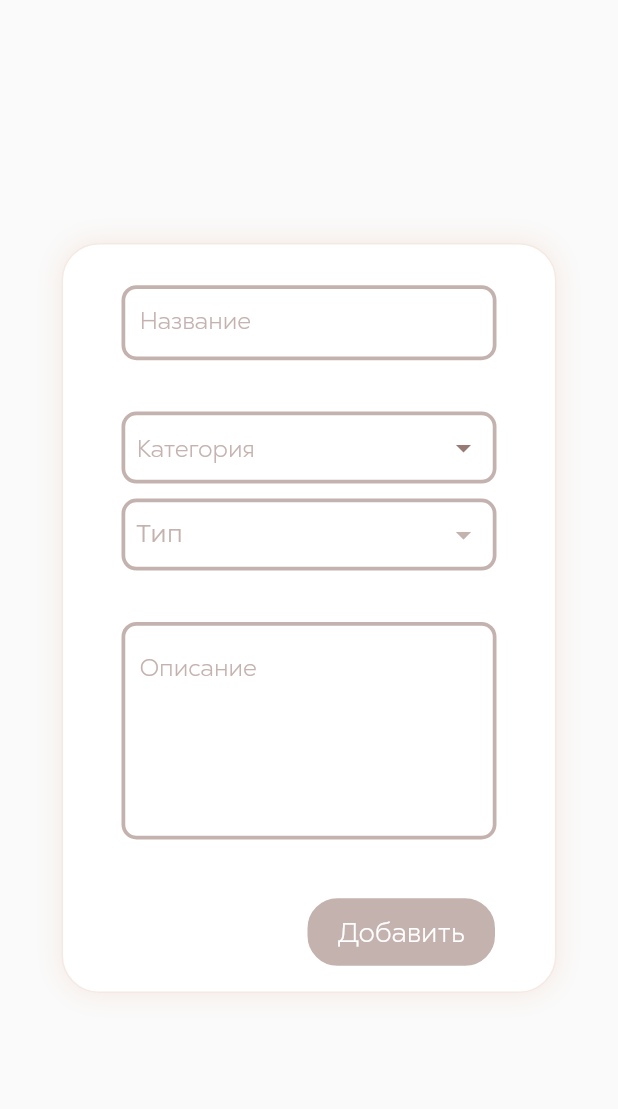
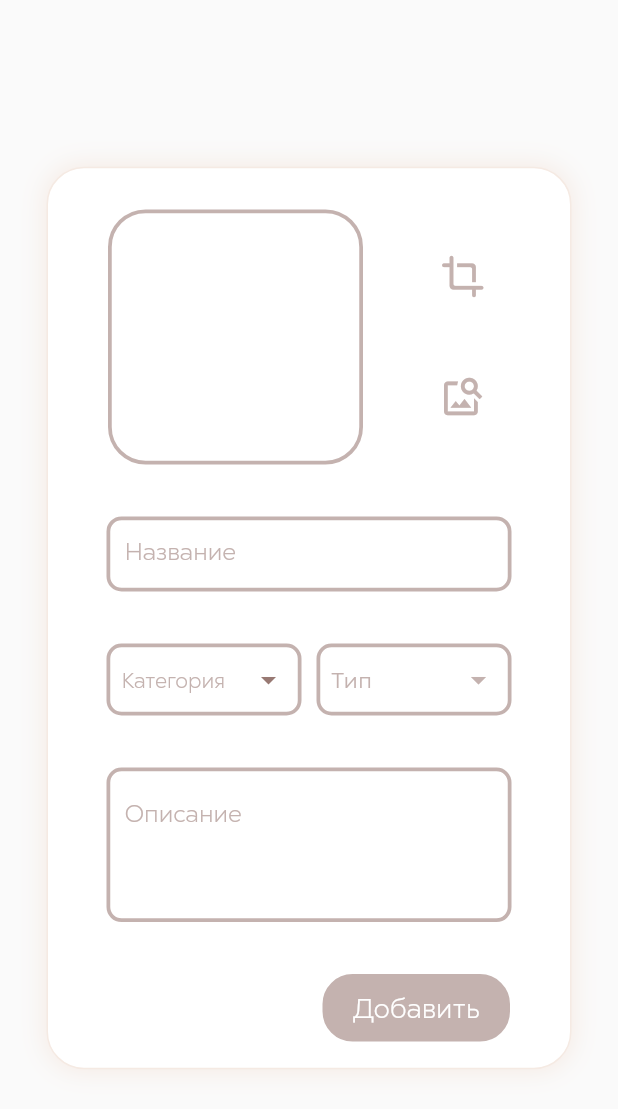
Before and after one commit to Loumber/Clothes, a Flutter app: the AddClothesPage widget shown alone on an empty page, opened directly, on a phone screen of 412 x 824 dp. Shown: the top 1109 px of the screen. Run offline on Flutter 3.47's test engine with Material 2 defaults, Android fonts, the phone set to English and light mode, and no system bars; our stand-ins replace bloc, drift, equatable, flutter_bloc, geolocator, image_cropper and 2 more; accounts and stored records are empty; generated files the repository leaves out were written again; project files that could hold a hidden picture were left out.

Commit message:
добавила загрузку фотографий

```diff
--- a/lib/DropdownCategories.dart
+++ b/lib/DropdownCategories.dart
@@ -25,9 +25,11 @@ class DropdownCategoriesState extends State<DropdownCategories>{
   Widget build(BuildContext context) {
     // TODO: implement build
     return Container(
-        child: Column(
+        child: Row(
           children: [
-            DecoratedBox(
+            Container(
+              width: 130,
+              child: DecoratedBox(
                 decoration: BoxDecoration(
                   color: Colors.white,
                   borderRadius: BorderRadius.circular(10.0),
@@ -40,7 +42,7 @@ class DropdownCategoriesState extends State<DropdownCategories>{
                       iconEnabledColor: CustomColors.dark_brown_tint,
                       dropdownColor: Colors.white,
                       focusColor: CustomColors.dark_brown_tint2,
-                    hint: Text('Категория', style: TextStyle(fontFamily: 'Nexa',fontSize: 16, color: CustomColors.dark_brown_tint2),),
+                      hint: Text('Категория', style: TextStyle(fontFamily: 'Nexa',fontSize: 14, color: CustomColors.dark_brown_tint2),),
                       value: selectedCategory,
                       isExpanded: true,
                       style: TextStyle(fontSize: 16, color: CustomColors.dark_brown_tint2),
@@ -73,10 +75,13 @@ class DropdownCategoriesState extends State<DropdownCategories>{
                   ),
                 ),
               ),
+            ),
 
-            SizedBox(height: 10,),
+            SizedBox(width: 10,),
 
-            DecoratedBox(
+            Container(
+              width: 130,
+              child: DecoratedBox(
                 decoration: BoxDecoration(
                     color: Colors.white,
                     borderRadius: BorderRadius.circular(10.0),
@@ -91,7 +96,7 @@ class DropdownCategoriesState extends State<DropdownCategories>{
                       dropdownColor: Colors.white,
                       style: TextStyle(fontSize: 16, fontFamily: 'Nexa', color: CustomColors.dark_brown_tint2),
                       focusColor: CustomColors.dark_coffee_clr,
-                    hint: Text('Тип', style: TextStyle(fontSize: 16, fontFamily: 'Montserrat', color: CustomColors.dark_brown_tint2),),
+                      hint: Text('Тип', style: TextStyle(fontSize: 14, fontFamily: 'Montserrat', color: CustomColors.dark_brown_tint2),),
                       value: selectedType,
                       isExpanded: true,
                       items: types.map((String value) {
@@ -105,6 +110,7 @@ class DropdownCategoriesState extends State<DropdownCategories>{
                           selectedType = type;
                         });
                       },
+                    ),
                   ),
                 ),
               ),
--- /dev/null
+++ b/lib/ImageCapture.dart
@@ -0,0 +1,131 @@
+
+import 'dart:io';
+import 'package:clothes/CustomColors.dart';
+import 'package:flutter/material.dart';
+import 'package:image_cropper/image_cropper.dart';
+import 'package:image_picker/image_picker.dart';
+
+class ImageCapture extends StatefulWidget {
+  ImageCapture(Key key) : super(key: key);
+  @override
+  createState() => ImageCaptureState();
+}
+
+class ImageCaptureState extends State<ImageCapture> {
+  /// Active image file
+  File? imageFile;
+
+  /// Cropper plugin
+  Future<void> _cropImage() async {
+    File? cropped = await ImageCropper().cropImage(
+        aspectRatio: CropAspectRatio(ratioX: 1.0, ratioY: 1.0),
+        sourcePath: imageFile!.path,
+        androidUiSettings: AndroidUiSettings(
+
+            toolbarColor: CustomColors.light_coffee_clr,
+            backgroundColor: CustomColors.light_coffee_tint,
+            toolbarWidgetColor: CustomColors.dark_brown_tint,
+            activeControlsWidgetColor: CustomColors.dark_brown_tint,
+            statusBarColor: CustomColors.light_coffee_clr,
+            dimmedLayerColor: CustomColors.light_coffee_tint,
+            cropFrameColor: CustomColors.light_coffee_clr,
+            toolbarTitle: 'Кадрирование'
+        ),
+    );
+
+    setState(() {
+      if (cropped != null) {
+        imageFile = cropped;
+      }
+    });
+  }
+
+  /// Select an image via gallery or camera
+  Future<void> _pickImage(ImageSource source) async {
+    File selected = File((await ImagePicker().getImage(source: source))!.path);
+
+    setState(() {
+      imageFile = selected;
+    });
+
+  }
+
+  /// Remove image
+  void _clear() {
+    setState(() => imageFile = null);
+  }
+
+  Widget _getWidget() {
+    if (imageFile != null) {
+      return Container(
+        height: 170,
+        width: 170,
+        decoration: BoxDecoration(
+          borderRadius: BorderRadius.circular(22.0),
+          image: DecorationImage(image: FileImage(imageFile!),
+              fit: BoxFit.cover
+          ),
+        ),
+          child: GestureDetector(
+            onTap: () {
+              _pickImage(ImageSource.gallery);
+            },
+          ),
+      );
+    } else {
+      return Container(
+      );
+    }
+  }
+
+  @override
+  Widget build(BuildContext context) {
+    return Padding(
+      padding: const EdgeInsets.fromLTRB(40,0,0, 0),
+      child: Row(
+        mainAxisAlignment: MainAxisAlignment.spaceBetween,
+        children: [
+          Container(
+            child: Container(
+              height: 170,
+              width: 170,
+              decoration: BoxDecoration(
+                borderRadius: BorderRadius.circular(25.0),
+                border: Border.all(color: CustomColors.dark_brown_tint2,width: 2.5, ),
+              ),
+              child: _getWidget(),
+
+            ),
+          ),
+          Column(
+            mainAxisAlignment: MainAxisAlignment.spaceBetween,
+            children: [
+              Container(
+                child: GestureDetector(
+                  onTap: () {
+                    if (imageFile != null) {
+                      _cropImage();
+                    }
+                  },
+                  child: Icon(Icons.crop_rounded,color: CustomColors.dark_brown_tint2, size: 30,),
+                ),
+              ),
+              SizedBox(height: 50,),
+              Container(
+                child: GestureDetector(
+                  onTap: () {
+                    _pickImage(ImageSource.gallery);
+                  },
+                  child: Icon(Icons.image_search, color: CustomColors.dark_brown_tint2, size: 30,),
+                ),
+              )
+            ],
+          ),
+          SizedBox(width: 5,),
+
+
+        ],
+      ),
+    );
+  }
+}
--- a/lib/pages/AddClothesPage.dart
+++ b/lib/pages/AddClothesPage.dart
@@ -1,5 +1,6 @@
 
 import 'package:clothes/DropdownCategories.dart';
+import 'package:clothes/ImageCapture.dart';
 import 'package:clothes/main.dart';
 import 'package:flutter/material.dart';
 import 'package:clothes/CustomColors.dart';
@@ -9,6 +10,7 @@ class AddClothesPage extends StatelessWidget {
   TextEditingController titleController = TextEditingController();
   TextEditingController descriptionController = TextEditingController();
   GlobalKey<DropdownCategoriesState> myWidgetStateKey = new GlobalKey<DropdownCategoriesState>(); // для получения данных о выбранной категории и типе myWidgetStateKey.currentState?.getSelectedCategory() ?? ''
+  GlobalKey<ImageCaptureState> photoWidgetStateKey = new GlobalKey<ImageCaptureState>(); // для получения данных о выбранной категории и типе myWidgetStateKey.currentState?.getSelectedCategory() ?? ''
 
 
   @override
@@ -17,8 +19,8 @@ class AddClothesPage extends StatelessWidget {
     return Center(
         child: Container(
             child: SizedBox(
-              height: 500,
-              width: 330,
+              height: MediaQuery.of(context).size.height * 0.73,
+              width: 350,
               child: Container(
                 decoration: BoxDecoration(
                   color: Colors.white,
@@ -36,11 +38,18 @@ class AddClothesPage extends StatelessWidget {
                   crossAxisAlignment: CrossAxisAlignment.center,
                   mainAxisAlignment: MainAxisAlignment.spaceAround,
                   children: [
+
                     Padding(
-                      padding: const EdgeInsets.fromLTRB(0, 10.0, 0, 0),
+                        padding: const EdgeInsets.fromLTRB(0, 10.0, 0, 0),
+                        child: ImageCapture(photoWidgetStateKey),
+                    ),
+
+
+                    Padding(
+                      padding: const EdgeInsets.fromLTRB(0, 0, 0, 0),
                       child: SizedBox(
                         height: 50,
-                        width: 250,
+                        width: 270,
                         child: TextField(
                           cursorColor: CustomColors.dark_brown_tint2,
                           controller: titleController,
@@ -69,19 +78,19 @@ class AddClothesPage extends StatelessWidget {
                       ),
                     ),
                     SizedBox(
-                      width: 250,
+                      width: 270,
                       child: DropdownCategories(myWidgetStateKey),
                     ),
 
                     SizedBox(
-                      width: 250,
-                      height: 150,
+                      width: 270,
+                      //height: 100,
                       child: Container(
                         child: TextField(
                           cursorColor: CustomColors.dark_brown_tint2,
                           controller: descriptionController,
-                          minLines: 5,
-                          maxLines: 5,
+                          minLines: 3,
+                          maxLines: 3,
                           style: TextStyle(
                               fontSize: 16,
                               color: CustomColors.dark_brown_tint2
--- a/pubspec.yaml
+++ b/pubspec.yaml
@@ -37,6 +37,8 @@ dependencies:
   path_provider: ^2.0.0
   path: ^1.8.2
   scroll_snap_list: ^0.9.1
+  image_picker: ^0.7.2+1
+  image_cropper: ^1.5.1
 
 dev_dependencies:
   flutter_test:
```
Also changed, not shown: pubspec.lock, 1 other file. Lines whose indentation alone changed are shown as unchanged.
